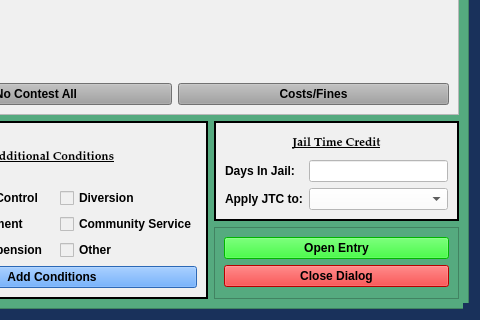
Before: the Qt Designer form views/ui/JailCCPleaDialog.ui in HunterProgram22/MuniEntry, drawn with Qt 5; both pictures show x 408 to 888 and y 485 to 805 of the 888 by 805 pixel window.
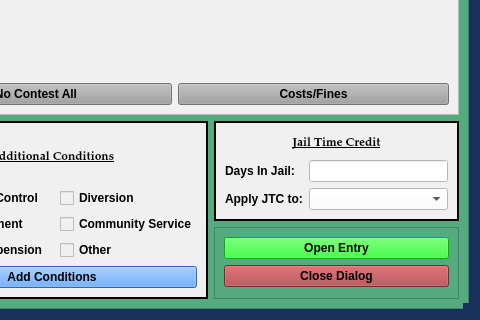
After: the same form once the commit is applied.

Commit message: Updated button colors.

```diff
--- a/views/ui/JailCCPleaDialog.ui
+++ b/views/ui/JailCCPleaDialog.ui
@@ -161,12 +161,12 @@
       <property name="geometry">
        <rect>
         <x>0</x>
-        <y>0</y>
-        <width>868</width>
-        <height>785</height>
+        <y>-58</y>
+        <width>946</width>
+        <height>820</height>
        </rect>
       </property>
-      <layout class="QGridLayout" name="gridLayout_4" rowstretch="1,0,0,0,0,0,0,0,0,0,0,0,0,0,0">
+      <layout class="QGridLayout" name="gridLayout_4" rowstretch="1,0,0,0,0">
        <item row="3" column="1" rowspan="2">
         <widget class="QFrame" name="frame_6">
          <property name="sizePolicy">
@@ -807,7 +807,7 @@
           <item row="1" column="0">
            <widget class="QPushButton" name="close_dialog_Button">
             <property name="styleSheet">
-             <string notr="true">background-color: rgb(255, 0, 0);</string>
+             <string notr="true">background-color: rgb(170, 58, 63);</string>
             </property>
             <property name="text">
              <string>Close Dialog</string>
```
The commit also changes 10 other files.
